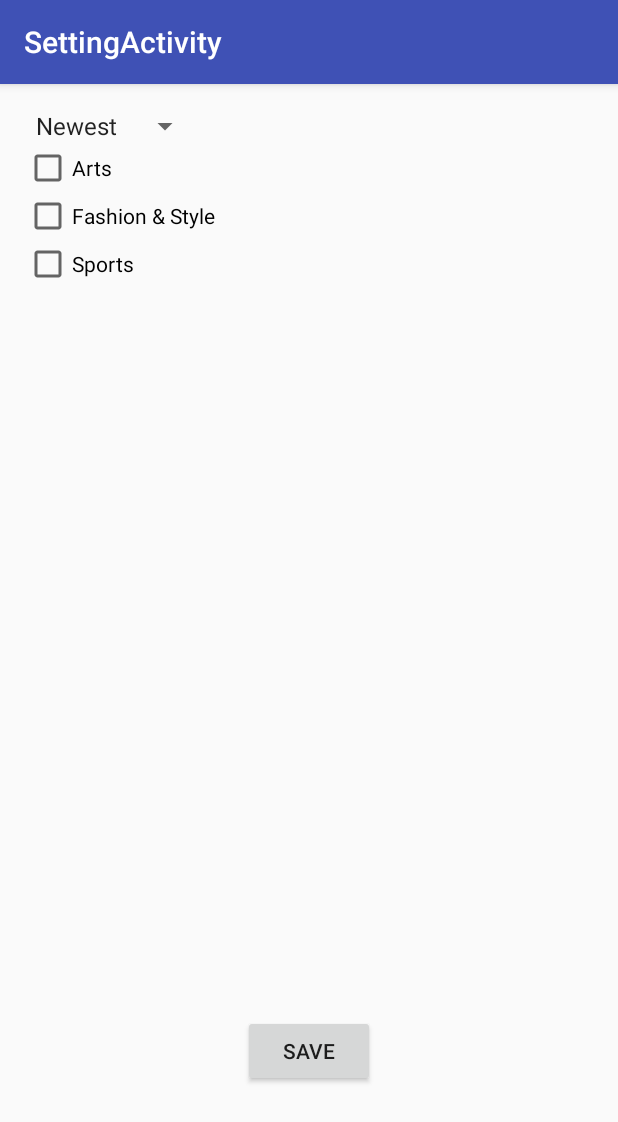
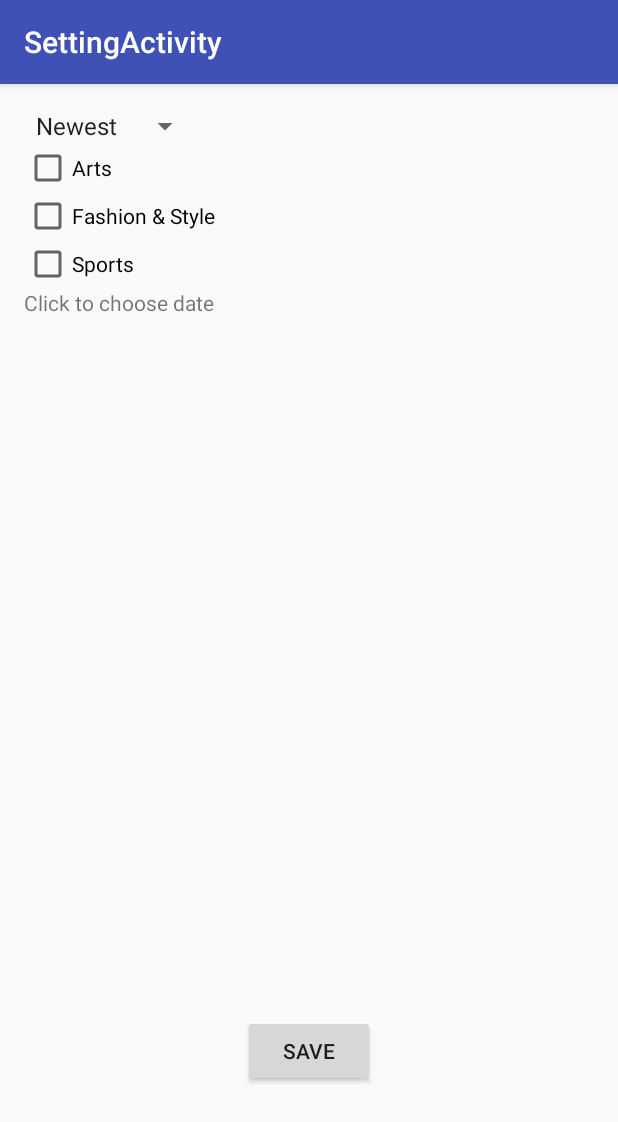
Before and after one commit to shabnamkousha/NYTimesArticleSearch, an Android app: the screen it shows after launch (SettingActivity), in the options menu, after a tap on "Settings", on a phone screen of 412 x 824 dp. Shown: the top 1122 px of the screen. Run offline under Robolectric (Android 15) with nearby library versions, the phone set to English and light mode, and no system bars; our stand-ins replace Picasso; libraries missing offline, so code that uses them is left out: com.loopj.android, cz.msebera.android; pictures from the network do not load; 7 statements that could not run were skipped.

Commit message:
Added date picker to filters

```diff
--- a/app/src/main/java/lab/com/nytimesarticlesearch/Filters.java
+++ b/app/src/main/java/lab/com/nytimesarticlesearch/Filters.java
@@ -4,6 +4,7 @@ import org.json.JSONException;
 import org.json.JSONObject;
 
 import java.io.Serializable;
+import java.util.Calendar;
 
 /**
  * Created by Shabnam on 2/12/16.
@@ -12,7 +13,13 @@ public class Filters implements Serializable {
 
     String quote;
 
+    Calendar beginDate;
+
     String sortOrder;
+
+    public Calendar getBeginDate() { return beginDate; }
+
+    public void setBeginDate(Calendar beginDate) { this.beginDate = beginDate; }
 
     public void setSortOrder(String sortOrder) {
         this.sortOrder = sortOrder;
--- a/app/src/main/java/lab/com/nytimesarticlesearch/SearchActivity.java
+++ b/app/src/main/java/lab/com/nytimesarticlesearch/SearchActivity.java
@@ -25,6 +25,7 @@ import org.json.JSONException;
 import org.json.JSONObject;
 
 import java.util.ArrayList;
+import java.util.Calendar;
 
 import cz.msebera.android.httpclient.Header;
 
@@ -107,13 +108,22 @@ public class SearchActivity extends AppCompatActivity {
 
         String sortOrder=filters.getSortOrder();
         String fq=filters.getQuote();
+        Calendar calendar=filters.getBeginDate();
+
 
         RequestParams params=new RequestParams();
         params.put("api-key","44df8b918e4cde4c7dcfbd6473346627:7:74373173");
         params.put("page","0");
         params.put("sort",sortOrder.toLowerCase());
+        if(calendar!=null) {
+            String calendarYear = String.valueOf(calendar.get(Calendar.YEAR));
+            String calendarMonth = String.format("%02d", calendar.get(Calendar.MONTH)+1);
+            String calendarDay = String.format("%02d", calendar.get(Calendar.DAY_OF_MONTH));
+            params.put("begin_date",calendarYear+calendarMonth+calendarDay);
+           // Toast.makeText(this, "After: " +calendarMonth, Toast.LENGTH_LONG).show();
+        }
+
         if(fq.length()>0) {
-            //String fq = "Fashion & Style";
            params.put("fq", "news_desk:(" + fq + ")");
         }
         params.put("q", query);
@@ -146,7 +156,7 @@ public class SearchActivity extends AppCompatActivity {
 
             filters = (Filters) aDataSet.getExtras().getSerializable("new_filters");
 
-            Toast.makeText(this, "After: " + filters.getSortOrder(), Toast.LENGTH_LONG).show();
+           // Toast.makeText(this, "After: " + filters.getSortOrder(), Toast.LENGTH_LONG).show();
 
         }
     }
--- a/app/src/main/java/lab/com/nytimesarticlesearch/SettingActivity.java
+++ b/app/src/main/java/lab/com/nytimesarticlesearch/SettingActivity.java
@@ -1,5 +1,6 @@
 package lab.com.nytimesarticlesearch;
 
+import android.app.DatePickerDialog;
 import android.content.Intent;
 import android.os.Bundle;
 import android.support.design.widget.FloatingActionButton;
@@ -9,10 +10,14 @@ import android.support.v7.widget.Toolbar;
 import android.view.View;
 import android.widget.ArrayAdapter;
 import android.widget.CheckBox;
+import android.widget.DatePicker;
 import android.widget.Spinner;
+import android.widget.TextView;
 import android.widget.Toast;
 
-public class SettingActivity extends AppCompatActivity {
+import java.util.Calendar;
+
+public class SettingActivity extends AppCompatActivity implements DatePickerDialog.OnDateSetListener{
 
     Spinner sortOrder;
     Filters filters;
@@ -20,6 +25,7 @@ public class SettingActivity extends AppCompatActivity {
     CheckBox cbArts;
     CheckBox cbFashin;
     CheckBox cbSports;
+    TextView tvDate;
 
     @Override
     protected void onCreate(Bundle savedInstanceState) {
@@ -33,6 +39,7 @@ public class SettingActivity extends AppCompatActivity {
         cbArts=  (CheckBox) findViewById(R.id.cbArts);
         cbFashin=  (CheckBox) findViewById(R.id.cbFashin);
         cbSports=  (CheckBox) findViewById(R.id.cbSports);
+        tvDate=  (TextView) findViewById(R.id.tvDate);
 
         aSortAdapter = ArrayAdapter.createFromResource(this,
                 R.array.sort_array, android.R.layout.simple_spinner_item);
@@ -58,6 +65,14 @@ public class SettingActivity extends AppCompatActivity {
         }
         if(fq.contains("Fashion")){
             cbFashin.setChecked(true);
+        }
+        Calendar calendar=filters.getBeginDate();
+        if(calendar!=null) {
+            String calendarYear =String.valueOf(calendar.get(Calendar.YEAR));
+            String calendarMonth = String.valueOf(calendar.get(Calendar.MONTH) + 1);
+            String calendarDay = String.valueOf(calendar.get(Calendar.DAY_OF_MONTH));
+            tvDate.setText(calendarMonth+"/"+ calendarDay + "/"+calendarYear) ;
+            // Toast.makeText(this, "After: " +calendarMonth, Toast.LENGTH_LONG).show();
         }
 
 
@@ -90,4 +105,24 @@ public class SettingActivity extends AppCompatActivity {
         finish();
     }
 
+    // attach to an onclick handler to show the date picker
+    public void showTimePickerDialog(View v) {
+        DatePickerFragment newFragment = new DatePickerFragment();
+        newFragment.show(getSupportFragmentManager(), "datePicker");
+    }
+
+    // handle the date selected
+    @Override
+    public void onDateSet(DatePicker view, int year, int monthOfYear, int dayOfMonth) {
+        // store the values selected into a Calendar instance
+        final Calendar c = Calendar.getInstance();
+        c.set(Calendar.YEAR, year);
+        c.set(Calendar.MONTH, monthOfYear);
+        c.set(Calendar.DAY_OF_MONTH, dayOfMonth);
+
+        String chosenDate=String.valueOf(monthOfYear+1)+"/"+String.valueOf(dayOfMonth)+"/"+String.valueOf(year);
+        tvDate.setText(chosenDate);
+        filters.setBeginDate(c);
+    }
+
 }
--- a/app/src/main/res/layout/content_setting.xml
+++ b/app/src/main/res/layout/content_setting.xml
@@ -61,4 +61,16 @@
         android:layout_alignParentLeft="true"
         android:layout_alignParentStart="true"
         android:checked="false" />
+
+    <TextView
+        android:layout_width="wrap_content"
+        android:layout_height="wrap_content"
+        android:text="@string/date"
+        android:id="@+id/tvDate"
+        android:layout_below="@+id/cbSports"
+        android:layout_alignParentLeft="true"
+        android:layout_alignParentStart="true"
+        android:layout_alignRight="@+id/cbArts"
+        android:layout_alignEnd="@+id/cbArts"
+        android:onClick="showTimePickerDialog" />
 </RelativeLayout>
--- a/app/src/main/res/values/strings.xml
+++ b/app/src/main/res/values/strings.xml
@@ -9,6 +9,7 @@
     <string name="arts">Arts</string>
     <string name="fashion"><![CDATA[Fashion & Style]]></string>
     <string name="sports">Sports</string>
+    <string name="date">Click to choose date</string>
     <string-array name="sort_array">
         <item>Newest</item>
         <item>Oldest</item>
```
Also changed, not shown: app/src/main/java/lab/com/nytimesarticlesearch/DatePickerFragment.java (added, +30 -0 lines).
